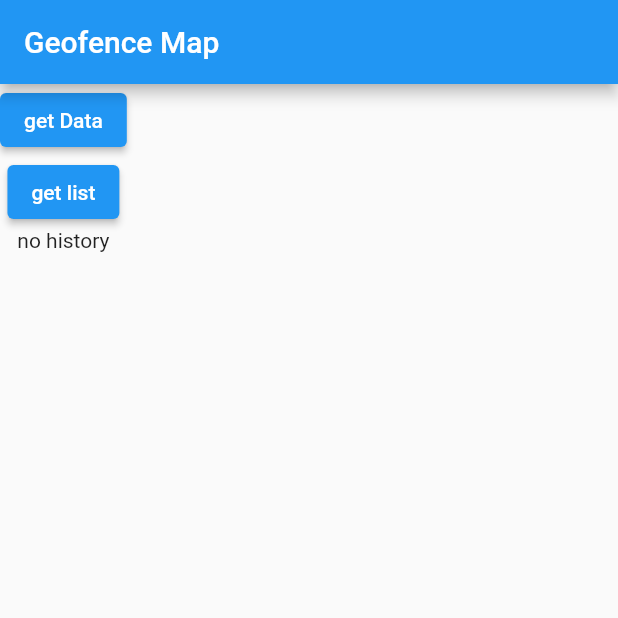
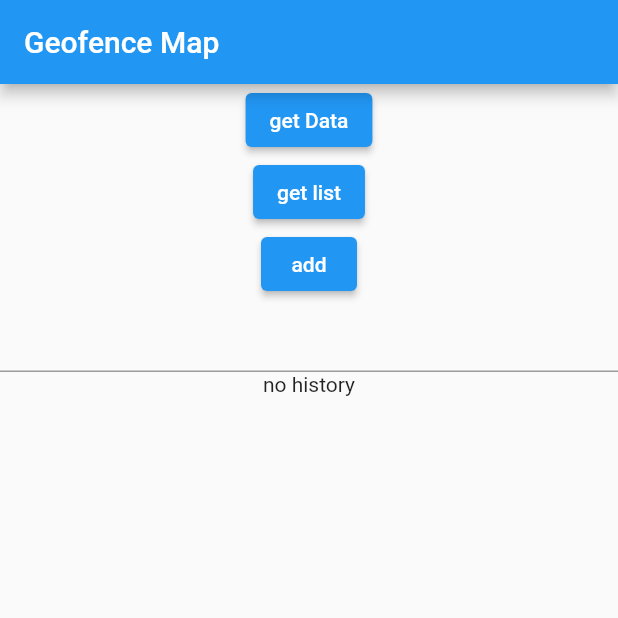
Before and after one commit to ghazi-ms/DangerZone, a Flutter app: the screen it shows after launch, after a tap on "get list", on a phone screen of 412 x 824 dp, the top half of it. Run offline on Flutter 3.47's test engine with Material 2 defaults, Android fonts, the phone set to English and light mode, and no system bars; our stand-ins replace firebase_core, firebase_messaging, flutter_local_notifications, geolocator, google_maps_flutter; missing offline and left inert: background_fetch, dart:ffi, maps_launcher, maps_toolkit; accounts and stored records are empty.

Commit message:
trying to fix

```diff
--- a/lib/serivces/geofence.dart
+++ b/lib/serivces/geofence.dart
@@ -40,6 +40,7 @@ class _GeofenceMapState extends State<GeofenceMap> {
   final FlutterLocalNotificationsPlugin flutterLocalNotificationsPlugin =
       FlutterLocalNotificationsPlugin();
   final coor = TextEditingController();
+  final testingText = TextEditingController();
 
   String firstCentre = list.first;
   late LatLng center;
@@ -118,7 +119,7 @@ class _GeofenceMapState extends State<GeofenceMap> {
           setState(() {
             print("enttt");
             print(circle.circleId.toString());
-            historyList.add(circle.circleId.toString());
+            historyList.add(circle.circleId.toString().substring(10,20));
           });
         }
 
@@ -148,7 +149,7 @@ class _GeofenceMapState extends State<GeofenceMap> {
           setState(() {
             print("enterd");
             print(polygon.polygonId.toString());
-            historyList.add(polygon.polygonId.toString());
+            historyList.add(polygon.polygonId.toString().substring(10,20));
           });
         }
 
@@ -271,8 +272,10 @@ class _GeofenceMapState extends State<GeofenceMap> {
     MapsLauncher.launchQuery('$title');
   }
   void getList(){
+
     print("object");
     for(Polygon p in polygons){
+      print(p.polygonId.toString().substring(10,20));
       print(" maps id"+p.mapsId.toString());
       print(" pol id"+p.polygonId.toString());
       print(" points"+p.points.toString());
@@ -303,6 +306,8 @@ class _GeofenceMapState extends State<GeofenceMap> {
             children: [
               ElevatedButton(onPressed: getData, child: Text("get Data")),
               ElevatedButton(onPressed: getList, child: Text("get list")),
+              ElevatedButton(onPressed: getText, child: Text("add")),
+              TextField(controller: testingText,),
               //send history
               // MainLayout(coor, center, circles, polygons, list),
              historyList.isEmpty?Text("no history"): SingleChildScrollView(
@@ -322,4 +327,11 @@ class _GeofenceMapState extends State<GeofenceMap> {
       ),
     );
   }
+
+  void getText() {
+    setState(() {
+      historyList.add(testingText.text);
+    });
+    print("added"+testingText.text);
+  }
 }
```
Also changed, not shown: lib/widgets/cards.dart (+28 -17 lines).
